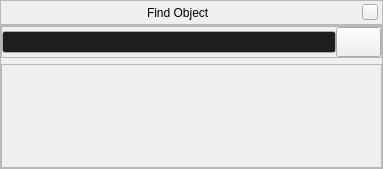
Before: the Qt Designer form src/gui/searchDialogGui.ui in 519984307/stellarium_src, drawn with Qt 5.
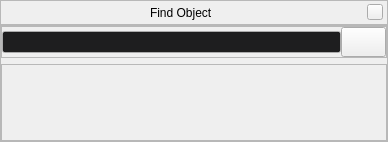
After: the same form once the commit is applied. Icons and pictures are not drawn. Custom widgets are drawn as their Qt base class.

Commit message: Improved AngleSpinBox to take cursor position into account.

The edit to the form file:
```diff
--- a/src/gui/searchDialogGui.ui
+++ b/src/gui/searchDialogGui.ui
@@ -5,8 +5,8 @@
    <rect>
     <x>0</x>
     <y>0</y>
-    <width>383</width>
-    <height>169</height>
+    <width>388</width>
+    <height>142</height>
    </rect>
   </property>
   <property name="sizePolicy" >
```
The commit also changes 2 other files.
